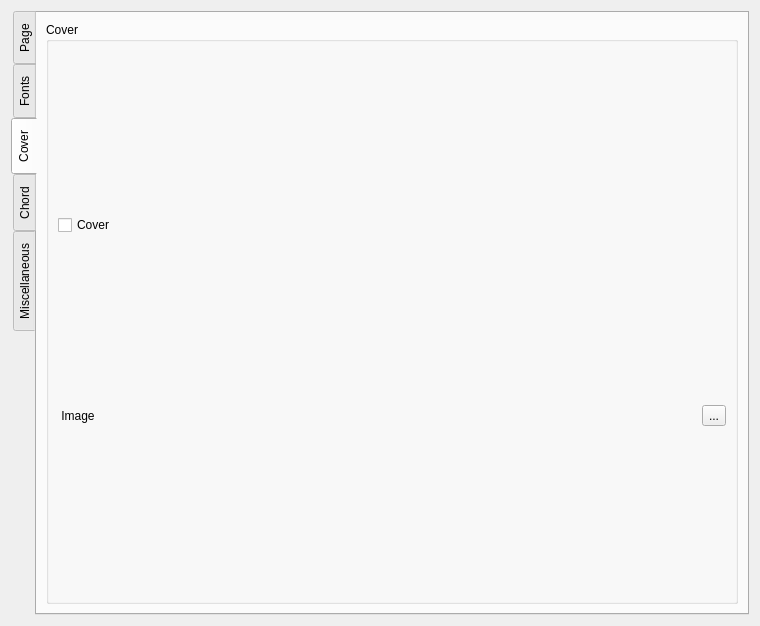
Before: the Qt Designer form formconfig.ui in jpcima/chordv, drawn with Qt 5.
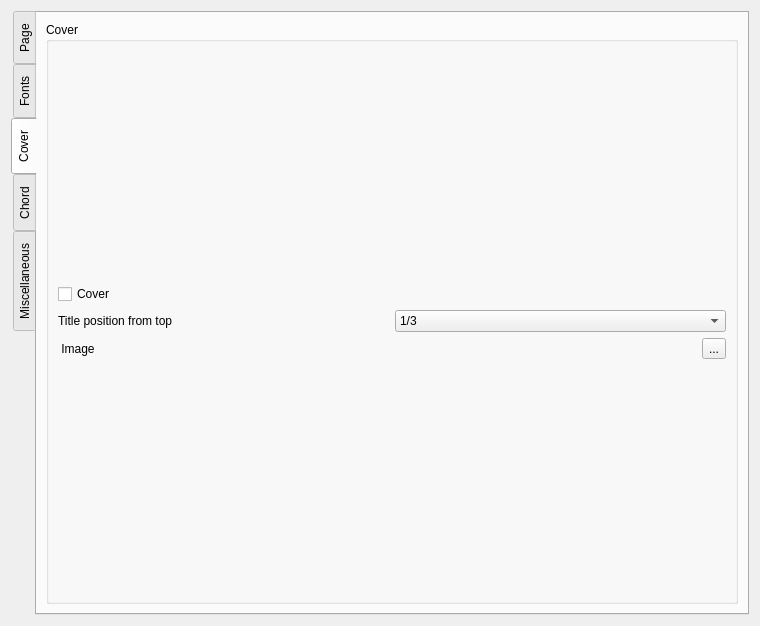
After: the same form once the commit is applied. The open tabs and pages were chosen to show the change. Custom widgets are drawn as their Qt base class.

The edit to the form file:
```diff
--- a/formconfig.ui
+++ b/formconfig.ui
@@ -337,7 +337,7 @@
          <property name="title">
           <string>Cover</string>
          </property>
-         <layout class="QHBoxLayout" name="horizontalLayout_11">
+         <layout class="QVBoxLayout" name="verticalLayout_7">
           <item>
            <layout class="QVBoxLayout" name="verticalLayout">
             <item>
@@ -347,6 +347,36 @@
               </property>
              </widget>
             </item>
+            <item>
+             <layout class="QHBoxLayout" name="horizontalLayout_11">
+              <item>
+               <widget class="QLabel" name="labelTitlePosition">
+                <property name="text">
+                 <string>Title position from top</string>
+                </property>
+               </widget>
+              </item>
+              <item>
+               <widget class="QComboBox" name="comboBoxTitlePosition">
+                <item>
+                 <property name="text">
+                  <string>1/3</string>
+                 </property>
+                </item>
+                <item>
+                 <property name="text">
+                  <string>1/2</string>
+                 </property>
+                </item>
+                <item>
+                 <property name="text">
+                  <string>2/3</string>
+                 </property>
+                </item>
+               </widget>
+              </item>
+             </layout>
+            </item>
             <item>
              <layout class="QHBoxLayout" name="horizontalLayout">
               <item>
```
Left out of the diff: 2 changed lines with no effect on the pictures.
